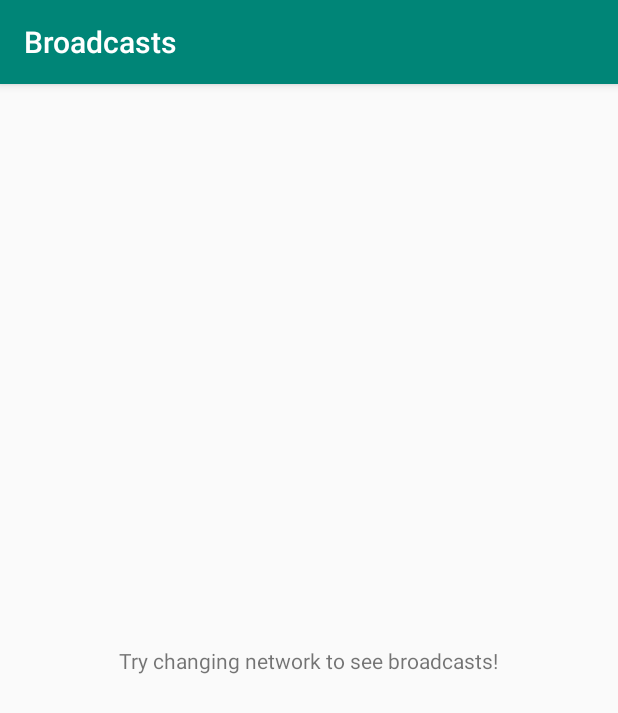
After one commit to the1812/Android-Demos, an Android app: the BroadcastsActivity screen opened directly, with no data from a screen before it, on a phone screen of 412 x 824 dp. The commit adds this screen. Shown: the top 713 px of the screen. Run offline under Robolectric (Android 15) with nearby library versions, the phone set to English and light mode, and no system bars.

Commit message:
Add broadcasts activity and network change receiver.

```diff
--- a/app/src/main/AndroidManifest.xml
+++ b/app/src/main/AndroidManifest.xml
@@ -3,6 +3,7 @@
   xmlns:tools="http://schemas.android.com/tools"
   package="com.helloworld.androiddemo">
 
+  <uses-permission android:name="android.permission.ACCESS_NETWORK_STATE" />
   <application
     android:allowBackup="false"
     android:icon="@mipmap/ic_launcher"
@@ -40,7 +41,10 @@
       android:label="@string/components" />
     <activity
       android:name=".fragments.FragmentsActivity"
-      android:label="@string/fragments"/>
+      android:label="@string/fragments" />
+    <activity
+      android:name=".broadcasts.BroadcastsActivity"
+      android:label="@string/broadcasts"/>
   </application>
 
 </manifest>
--- a/app/src/main/java/com/helloworld/androiddemo/MainActivity.kt
+++ b/app/src/main/java/com/helloworld/androiddemo/MainActivity.kt
@@ -3,6 +3,7 @@ package com.helloworld.androiddemo
 import android.support.v7.app.AppCompatActivity
 import android.os.Bundle
 import com.helloworld.androiddemo.activities.ActivitiesActivity
+import com.helloworld.androiddemo.broadcasts.BroadcastsActivity
 import com.helloworld.androiddemo.components.ComponentsActivity
 import kotlinx.android.synthetic.main.activity_main.*
 
@@ -20,7 +21,8 @@ class MainActivity : AppCompatActivity()
         val navigation = ActivityNavigation(this, root_list)
         navigation.items = mapOf(
             getString(R.string.activities) to ActivitiesActivity::class.java,
-            getString(R.string.components) to ComponentsActivity::class.java
+            getString(R.string.components) to ComponentsActivity::class.java,
+            getString(R.string.broadcasts) to BroadcastsActivity::class.java
         )
         navigation.createNavigation()
     }
--- /dev/null
+++ b/app/src/main/java/com/helloworld/androiddemo/broadcasts/BroadcastsActivity.kt
@@ -0,0 +1,27 @@
+package com.helloworld.androiddemo.broadcasts
+
+import android.content.IntentFilter
+import android.net.ConnectivityManager
+import android.support.v7.app.AppCompatActivity
+import android.os.Bundle
+import com.helloworld.androiddemo.R
+
+class BroadcastsActivity : AppCompatActivity()
+{
+    private val intentFilter = IntentFilter()
+    private val networkChangeReceiver = NetworkChangeReceiver()
+
+    override fun onCreate(savedInstanceState: Bundle?)
+    {
+        super.onCreate(savedInstanceState)
+        setContentView(R.layout.activity_broad_casts)
+        intentFilter.addAction(ConnectivityManager.CONNECTIVITY_ACTION)
+        registerReceiver(networkChangeReceiver, intentFilter)
+    }
+
+    override fun onDestroy()
+    {
+        super.onDestroy()
+        unregisterReceiver(networkChangeReceiver)
+    }
+}
--- /dev/null
+++ b/app/src/main/res/layout/activity_broad_casts.xml
@@ -0,0 +1,20 @@
+<?xml version="1.0" encoding="utf-8"?>
+<android.support.constraint.ConstraintLayout xmlns:android="http://schemas.android.com/apk/res/android"
+  xmlns:app="http://schemas.android.com/apk/res-auto"
+  xmlns:tools="http://schemas.android.com/tools"
+  android:layout_width="match_parent"
+  android:layout_height="match_parent"
+  tools:context=".broadcasts.BroadcastsActivity">
+
+  <TextView
+    android:id="@+id/textView2"
+    android:layout_width="wrap_content"
+    android:layout_height="wrap_content"
+    android:layout_marginStart="8dp"
+    android:layout_marginEnd="8dp"
+    android:text="@string/broadcasts_hint"
+    app:layout_constraintBottom_toBottomOf="parent"
+    app:layout_constraintEnd_toEndOf="parent"
+    app:layout_constraintStart_toStartOf="parent"
+    app:layout_constraintTop_toTopOf="parent" />
+</android.support.constraint.ConstraintLayout>
--- a/app/src/main/res/values/strings.xml
+++ b/app/src/main/res/values/strings.xml
@@ -12,7 +12,6 @@
   <string name="components">Components</string>
   <string name="fragments">Fragments</string>
   <string name="fragment_demo_text">This is a fragment</string>
-
-  <!-- TODO: Remove or change this placeholder text -->
-  <string name="hello_blank_fragment">Hello blank fragment</string>
+  <string name="broadcasts">Broadcasts</string>
+  <string name="broadcasts_hint">Try changing network to see broadcasts!</string>
 </resources>
```
Also changed, not shown: app/src/main/java/com/helloworld/androiddemo/broadcasts/NetworkChangeReceiver.kt (added, +29 -0 lines).
